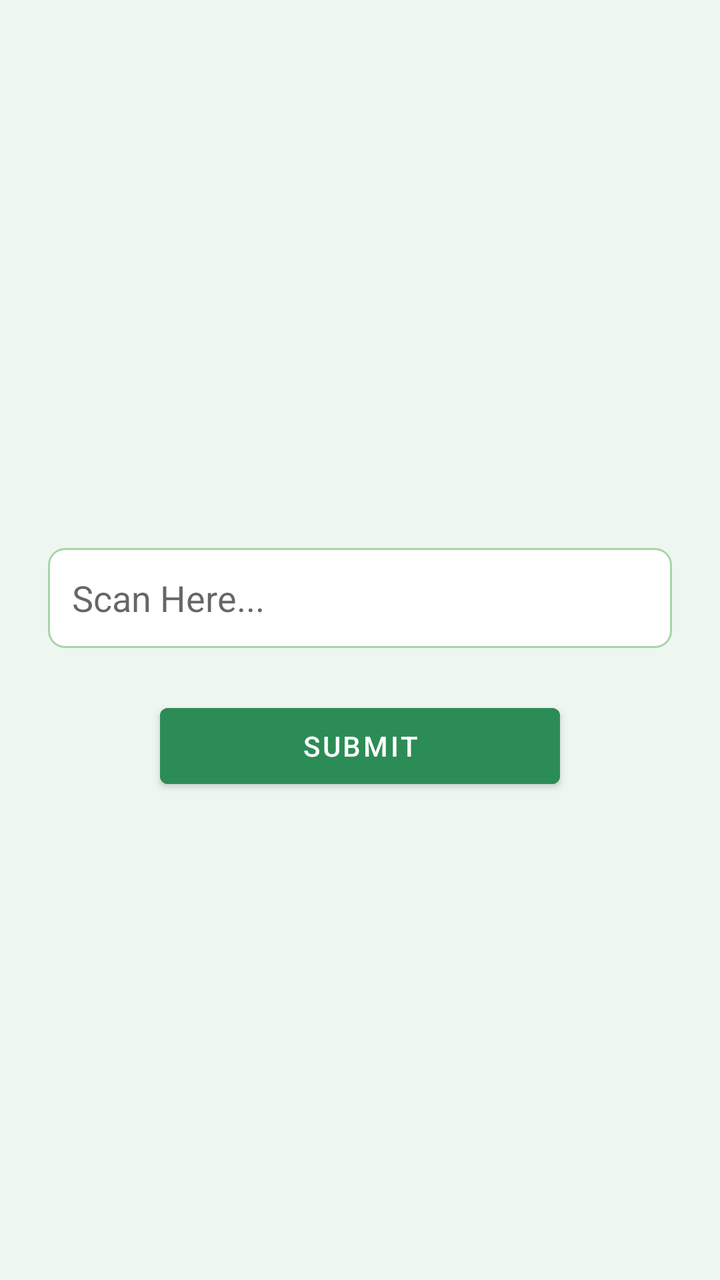
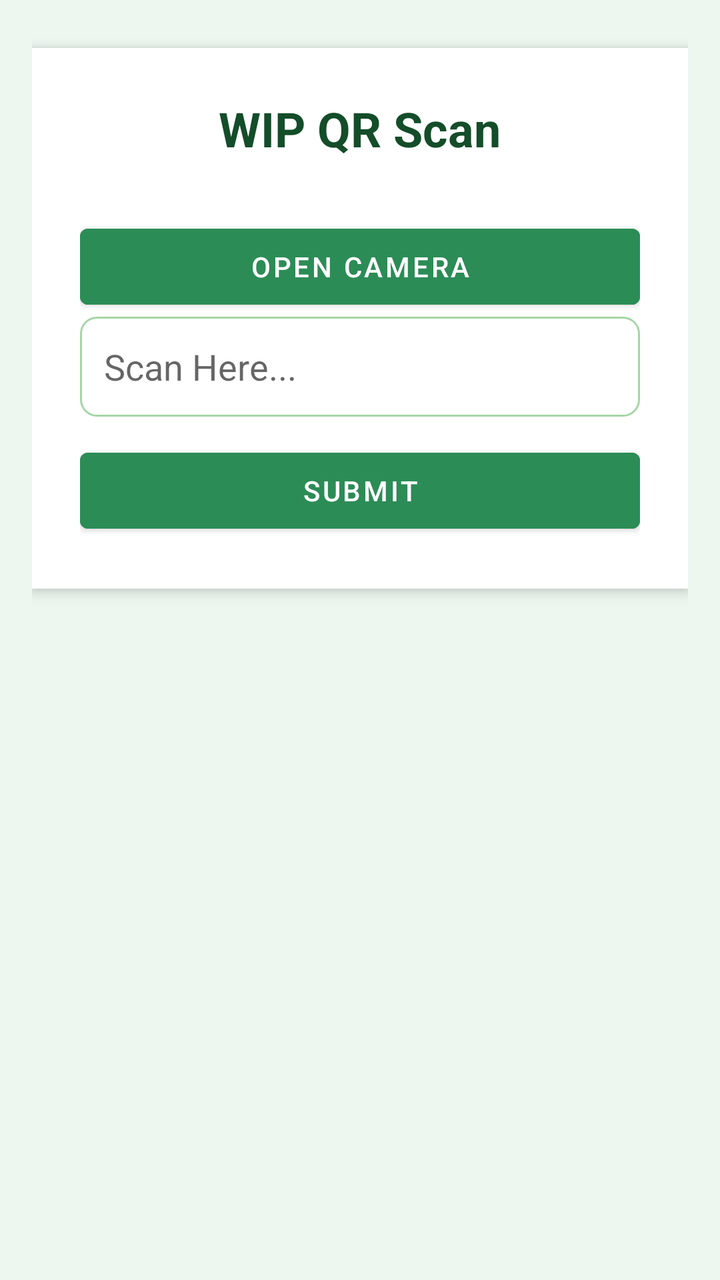

Before-and-after screenshots of an Android layout around one commit, followed by the original layout XML and the change that was made.
<!-- AndroidManifest.xml: application theme Theme.YourApp -->
<!-- res/layout/activity_wip_scan.xml -->
<?xml version="1.0" encoding="utf-8"?>
<LinearLayout xmlns:android="http://schemas.android.com/apk/res/android"
    android:orientation="vertical"
    android:gravity="center"
    android:padding="24dp"
    android:background="#eef6f0"
    android:layout_width="match_parent"
    android:layout_height="match_parent">

    <TextView
        android:text="WIP QR Scan"
        android:textSize="24sp"
        android:textColor="#144d29"
        android:textStyle="bold"
        android:layout_marginBottom="24dp"
        android:layout_height="8dp"
        android:layout_width="12dp"/>

    <EditText
        android:id="@+id/etQr"
        android:hint="Scan Here..."
        android:inputType="text"
        android:layout_width="match_parent"
        android:layout_height="50dp"
        android:background="@drawable/edittext_bg"
        android:padding="12dp"
        android:textSize="18sp"/>

    <Button
        android:id="@+id/btnSubmit"
        android:text="Submit"
        android:layout_width="200dp"
        android:layout_height="50dp"
        android:backgroundTint="#2c8c56"
        android:textColor="#fff"
        android:layout_marginTop="24dp"/>

</LinearLayout>
<!-- resources referenced by this layout -->
<resources>
  <!-- drawable edittext_bg (drawable) -->
  <shape xmlns:android="http://schemas.android.com/apk/res/android"
      android:shape="rectangle">
      <solid android:color="#FFFFFF" />
      <stroke android:width="1dp" android:color="#A5D6A7" />
      <corners android:radius="8dp" />
      <padding android:left="8dp" android:right="8dp" android:top="6dp" android:bottom="6dp"/>
  </shape>
  <style name="Theme.YourApp" parent="Theme.MaterialComponents.DayNight.NoActionBar">
          
          <item name="colorPrimary">@color/teal_700</item>
          <item name="colorPrimaryVariant">@color/teal_200</item>
          <item name="colorOnPrimary">@android:color/white</item>
  
          
          <item name="colorSecondary">@color/purple_500</item>
          <item name="colorSecondaryVariant">@color/purple_700</item>
          <item name="colorOnSecondary">@android:color/white</item>
  
          
          <item name="android:colorBackground">@color/white</item>
          <item name="colorSurface">@color/white</item>
          <item name="colorOnSurface">@android:color/black</item>
  
          
          <item name="android:statusBarColor">?attr/colorPrimaryVariant</item>
      </style>
  <color name="teal_700">#018786</color>
  <color name="teal_200">#03DAC5</color>
  <color name="purple_500">#6200EE</color>
  <color name="purple_700">#3700B3</color>
  <color name="white">#FFFFFF</color>
</resources>

<!-- the commit's change to res/layout/activity_wip_scan.xml (unified diff, before → after) -->
@@ -1,38 +1,71 @@
 <?xml version="1.0" encoding="utf-8"?>
-<LinearLayout xmlns:android="http://schemas.android.com/apk/res/android"
-    android:orientation="vertical"
-    android:gravity="center"
-    android:padding="24dp"
-    android:background="#eef6f0"
+<ScrollView xmlns:android="http://schemas.android.com/apk/res/android"
     android:layout_width="match_parent"
-    android:layout_height="match_parent">
+    android:layout_height="match_parent"
+    android:padding="16dp"
+    android:background="#eef6f0">
 
-    <TextView
-        android:text="WIP QR Scan"
-        android:textSize="24sp"
-        android:textColor="#144d29"
-        android:textStyle="bold"
-        android:layout_marginBottom="24dp"
-        android:layout_height="8dp"
-        android:layout_width="12dp"/>
+    <LinearLayout
+        android:orientation="vertical"
+        android:layout_width="match_parent"
+        android:layout_height="wrap_content">
 
-    <EditText
-        android:id="@+id/etQr"
-        android:hint="Scan Here..."
-        android:inputType="text"
-        android:layout_width="match_parent"
-        android:layout_height="50dp"
-        android:background="@drawable/edittext_bg"
-        android:padding="12dp"
-        android:textSize="18sp"/>
+        <LinearLayout
+            android:orientation="vertical"
+            android:padding="24dp"
+            android:layout_width="match_parent"
+            android:layout_height="wrap_content"
+            android:background="@android:color/white"
+            android:elevation="4dp"
+            android:layout_marginBottom="16dp"
+            android:layout_marginTop="8dp"
+            android:gravity="center">
 
-    <Button
-        android:id="@+id/btnSubmit"
-        android:text="Submit"
-        android:layout_width="200dp"
-        android:layout_height="50dp"
-        android:backgroundTint="#2c8c56"
-        android:textColor="#fff"
-        android:layout_marginTop="24dp"/>
 
-</LinearLayout>
+
+            <TextView
+                android:text="WIP QR Scan"
+                android:textSize="24sp"
+                android:textColor="#144d29"
+                android:textStyle="bold"
+                android:layout_width="wrap_content"
+                android:layout_height="wrap_content"
+                android:paddingBottom="16dp" />
+
+            <Button
+                android:id="@+id/btnCamera"
+                android:text="Open Camera"
+                android:layout_width="match_parent"
+                android:layout_height="50dp"
+                android:layout_marginTop="12dp"
+                android:backgroundTint="#2c8c56"
+                android:textColor="#fff"/>
+
+
+            <EditText
+                android:id="@+id/etQr"
+                android:hint="Scan Here..."
+                android:inputType="text"
+                android:layout_width="match_parent"
+                android:layout_height="50dp"
+                android:background="@drawable/edittext_bg"
+                android:padding="12dp"
+                android:textSize="18sp"
+                android:focusable="true"
+                android:focusableInTouchMode="true"
+                android:singleLine="true"/>
+
+
+            <Button
+                android:id="@+id/btnSubmit"
+                android:text="Submit"
+                android:layout_width="match_parent"
+                android:layout_height="50dp"
+                android:layout_marginTop="12dp"
+                android:backgroundTint="#2c8c56"
+                android:textColor="#fff"/>
+
+        </LinearLayout>
+
+    </LinearLayout>
+</ScrollView>
